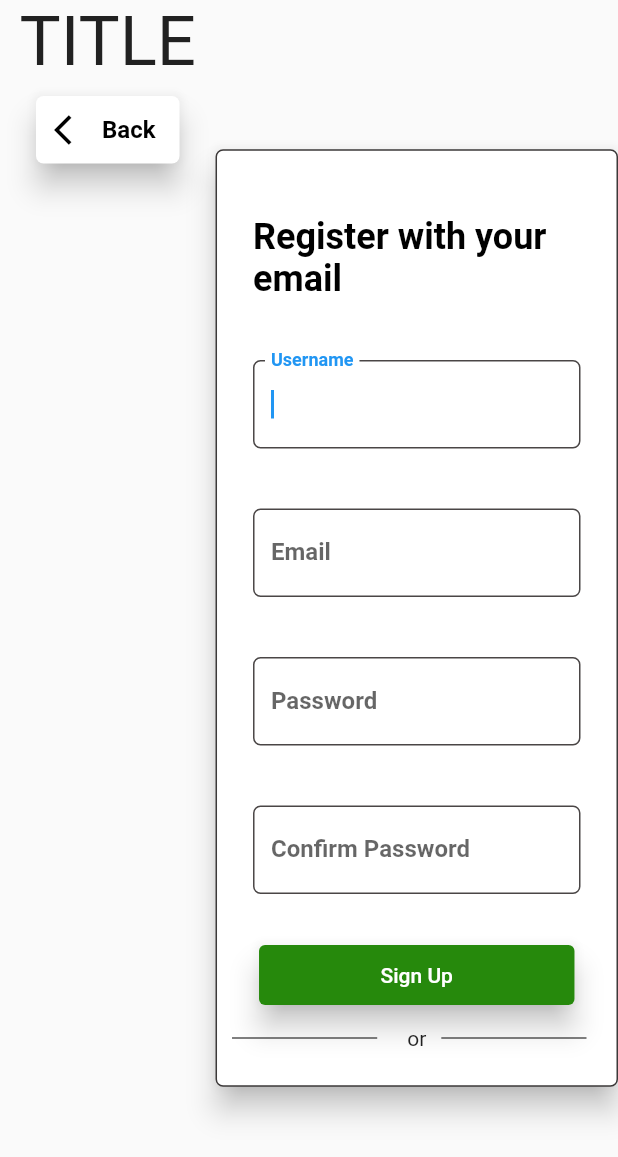
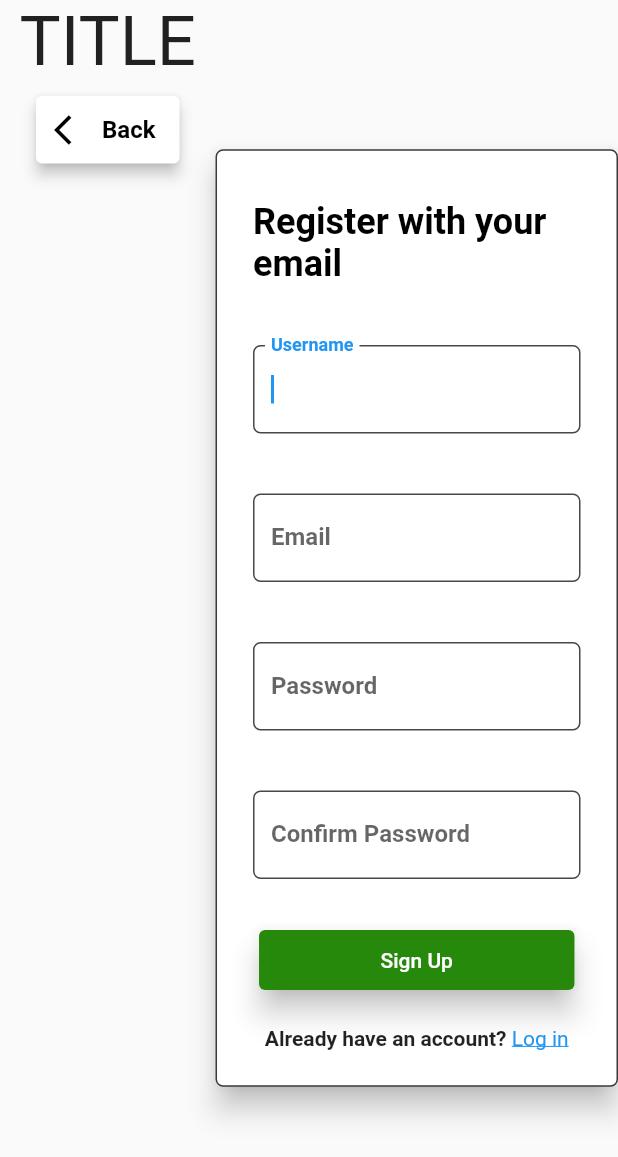
Before and after one commit to Stuartwastaken/scrum, a Flutter app: the screen it shows after launch, on a phone screen of 412 x 824 dp. Shown: the top 1157 px of the screen. Run offline on Flutter 3.47's test engine with Material 2 defaults, Android fonts, the phone set to English and light mode, and no system bars; Roboto replaces fonts that are missing (Poppins, Primary Family).

Commit message:
More Visual Changes
- Added color changes to both the back and signup button upon hover.
- Removed -or- column...will be added once Firebase is linked to our project.
- Slightly aligned the form column to the left.

```diff
--- a/lib/main.dart
+++ b/lib/main.dart
@@ -52,6 +52,19 @@ class _RegisterState extends State<Register> {
     super.initState();
   }
 
+  Color getColor(Set<MaterialState> states) {
+    const Set<MaterialState> interactiveStates = <MaterialState>{
+      MaterialState.pressed, // Any states you want to affect here
+      MaterialState.hovered,
+      MaterialState.focused,
+    };
+    if (states.any(interactiveStates.contains)) {
+      // if any of the input states are found in our list
+      return Colors.blue;
+    }
+    return Colors.red; // default color
+  }
+
   @override
   Widget build(BuildContext context) {
     return Scaffold(
@@ -97,12 +110,23 @@ class _RegisterState extends State<Register> {
                                 matchTextDirection: true),
                             color: Colors.black,
                           ),
-                          style: ElevatedButton.styleFrom(
-                            primary: Colors.white,
-                            elevation: 8,
-                            shape: RoundedRectangleBorder(
-                              borderRadius: BorderRadius.circular(5),
-                            ),
+                          style: ButtonStyle(
+                            //primary: Colors.white,
+                            elevation:
+                                MaterialStateProperty.resolveWith<double>(
+                                    (states) {
+                              return 4.0; // Set elevation to 4.0 by default
+                            }),
+                            backgroundColor:
+                                MaterialStateProperty.resolveWith<Color>(
+                                    (states) {
+                              if (states.contains(MaterialState.hovered)) {
+                                return Colors
+                                    .grey; // Set background color to black when hovered
+                              }
+                              return Colors
+                                  .white; // Set background color to orange by default
+                            }),
                           ),
                           label: Text(
                             "Back",
@@ -130,7 +154,7 @@ class _RegisterState extends State<Register> {
                 children: [
                   //white background
                   Align(
-                    alignment: AlignmentDirectional(-0.25, 0),
+                    alignment: AlignmentDirectional(-0.165, 0),
                     child: Material(
                       color: Colors.transparent,
                       elevation: 8,
@@ -310,31 +334,40 @@ class _RegisterState extends State<Register> {
                               ),
                             ),
                             //or divider
-                            Row(
-                              children: [
-                                Expanded(
-                                  child: Container(
-                                    margin: EdgeInsets.only(
-                                        left: 10.0, right: 20.0),
-                                    child: Divider(
-                                      color: Colors.black,
+                            //login with google
+                            //login with microsoft
+                            //already have an account
+                            Padding(
+                              padding: EdgeInsetsDirectional.fromSTEB(
+                                  24, 10, 24, 10),
+                              child: Row(
+                                mainAxisSize: MainAxisSize.max,
+                                mainAxisAlignment: MainAxisAlignment.center,
+                                crossAxisAlignment: CrossAxisAlignment.start,
+                                children: [
+                                  Text(
+                                    "Already have an account? ",
+                                    style: TextStyle(
+                                      fontSize: 14,
+                                      fontWeight: FontWeight.w600,
                                     ),
                                   ),
-                                ),
-                                Text("or"),
-                                Expanded(
-                                  child: Container(
-                                    margin: EdgeInsets.only(
-                                        left: 10.0, right: 20.0),
-                                    child: Divider(
-                                      color: Colors.black,
+                                  MouseRegion(
+                                    cursor: SystemMouseCursors.click,
+                                    child: GestureDetector(
+                                      onTap: () {},
+                                      child: Text(
+                                        'Log in',
+                                        style: TextStyle(
+                                          color: Colors.blue,
+                                          decoration: TextDecoration.underline,
+                                        ),
+                                      ),
                                     ),
                                   ),
-                                ),
-                              ],
+                                ],
+                              ),
                             ),
-                            //login with google
-                            //login with microsoft
                           ],
                         ),
                       ),
```
